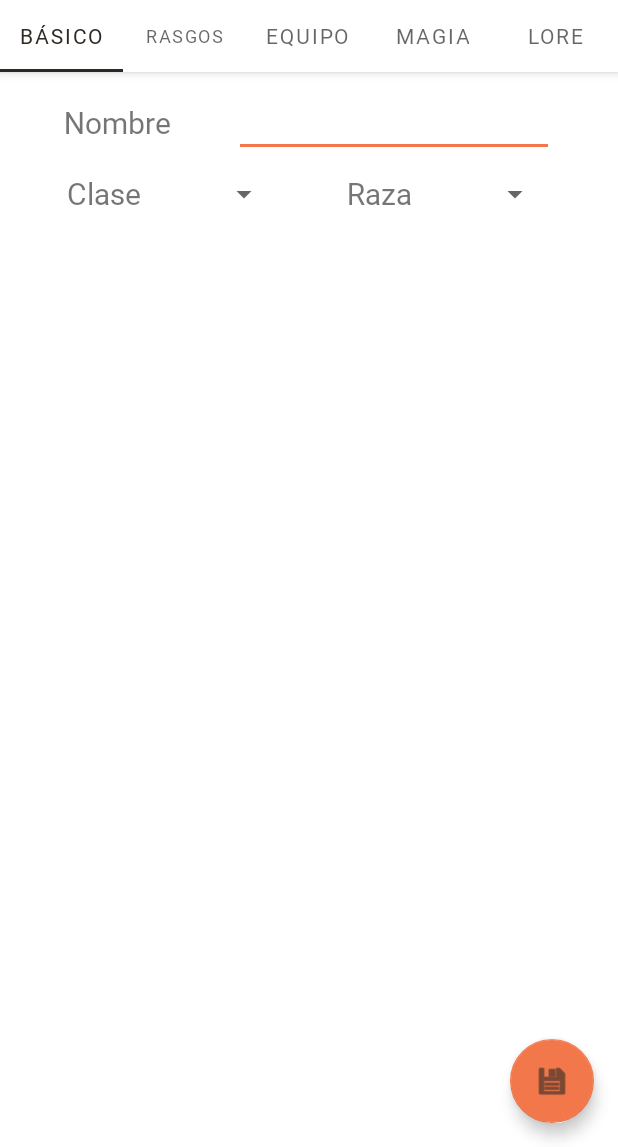
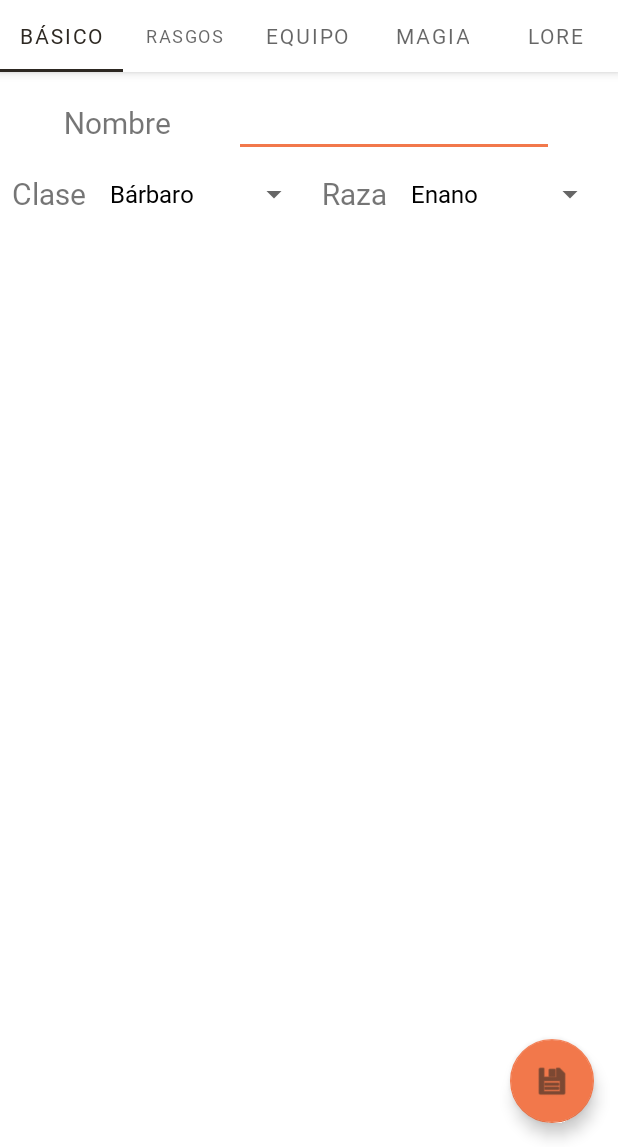
Before and after one commit to mcas2/OpenRol, an Android app: the DnDCharFragment1 screen opened directly, with no data from a screen before it, on a phone screen of 412 x 824 dp, the part 89-1236 px from its top. Run offline under Robolectric (Android 15) with nearby library versions, the phone set to English and light mode, and no system bars.

Commit message:
developing first tab (basics) for dnd

```diff
--- a/app/src/main/java/com/mcas2/openrol/DnDCharFragment1.java
+++ b/app/src/main/java/com/mcas2/openrol/DnDCharFragment1.java
@@ -23,13 +23,13 @@ public class DnDCharFragment1 extends Fragment {
         View view =  inflater.inflate(R.layout.fragment_dnd_1, container, false);
 
         Spinner classSpinner = (Spinner) view.findViewById(R.id.classSpinnerDnD);
-        classAdapter = new ArrayAdapter<String>(getActivity(), R.layout.support_simple_spinner_dropdown_item);
+        ArrayAdapter<CharSequence> classAdapter = ArrayAdapter.createFromResource(getActivity(), R.array.dndClasses, R.layout.support_simple_spinner_dropdown_item);
         classAdapter.setDropDownViewResource(R.layout.support_simple_spinner_dropdown_item);
 
         classSpinner.setAdapter(classAdapter);
 
         Spinner raceSpinner = (Spinner) view.findViewById(R.id.raceSpinnerDnD);
-        raceAdapter = new ArrayAdapter<String>(getActivity(), R.layout.support_simple_spinner_dropdown_item);
+        ArrayAdapter<CharSequence> raceAdapter = ArrayAdapter.createFromResource(getActivity(), R.array.dndRaces, R.layout.support_simple_spinner_dropdown_item);
         raceAdapter.setDropDownViewResource(R.layout.support_simple_spinner_dropdown_item);
 
         raceSpinner.setAdapter(raceAdapter);
--- a/app/src/main/res/values/themes.xml
+++ b/app/src/main/res/values/themes.xml
@@ -15,6 +15,12 @@
         <item name="fontFamily">@font/garamond</item>
     </style>
 
+    <style name="OtherButtonTheme" parent="Theme.MaterialComponents.DayNight.DarkActionBar">
+        <item name="colorPrimary">@color/white</item>
+        <item name="colorOnSecondary">@color/white</item>
+        <item name="colorOnPrimary">@color/montaña</item>
+    </style>
+
     <style name="Theme.OpenRol.NoActionBar">
         <item name="windowActionBar">false</item>
         <item name="windowNoTitle">true</item>
```
Also changed, not shown: app/src/main/res/layout/activity_select_char_system.xml (+3 -6 lines).
